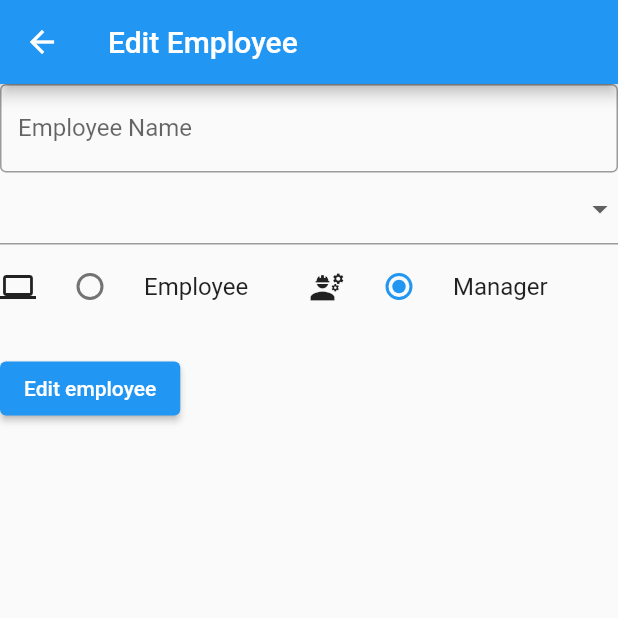
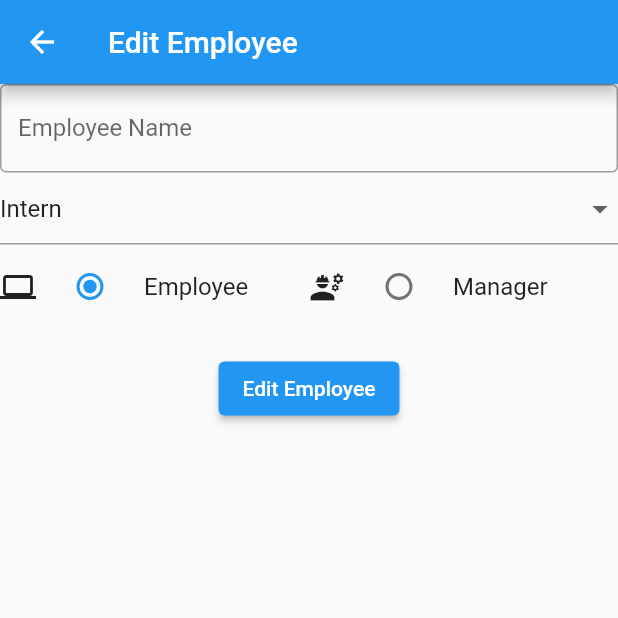
Before and after one commit to NathanaelAma/employee-edit-app, a Flutter app: the EditEmployee screen opened directly with empty values, after a tap on "Manager", on a phone screen of 412 x 824 dp, the top half of it. Run offline on Flutter 3.47's test engine with Material 2 defaults, Android fonts, the phone set to English and light mode, and no system bars; network calls fail.

Commit message:
Updated file structure, extracted employee form into own widget

```diff
--- a/client/lib/api/api_constants.dart
+++ b/client/lib/api/api_constants.dart
@@ -1,5 +1,5 @@
 class ApiConstants {
-  static String baseUrl = '192.168.0.104';
+  static String baseUrl = '192.168.3.9';
   static String port = '8080';
   static String apiEndpoint = '/api/employees';
 }
--- /dev/null
+++ b/client/lib/globals.dart
@@ -0,0 +1,11 @@
+library globals;
+
+class Globals{
+
+  static const List<String> employeePositionList = <String>[
+    'Intern',
+    'Junior',
+    'Senior',
+    'Analyst'
+  ];
+}
--- a/client/lib/main.dart
+++ b/client/lib/main.dart
@@ -1,7 +1,7 @@
 import 'package:flutter/material.dart';
 import 'package:flutter/services.dart';
 
-import 'ui/add_employee.dart';
+import 'ui/employee/add_employee.dart';
 import 'ui/home.dart';
 
 void main() async {
--- a/client/lib/ui/edit_employee.dart
+++ /dev/null
@@ -1,158 +0,0 @@
-import 'package:employee_edit_app/api/api_helper.dart';
-import 'package:employee_edit_app/model/employee.dart';
-import 'package:employee_edit_app/ui/home.dart';
-import 'package:flutter/material.dart';
-
-class EditEmployee extends StatefulWidget {
-  final Employee employeeToEdit;
-  const EditEmployee({Key? key, required this.employeeToEdit})
-      : super(key: key);
-  static const String route = '/edit';
-
-  @override
-  EditEmployeeState createState() => EditEmployeeState();
-}
-
-enum DefaultEmployeeOrManger { employee, manager }
-
-class EditEmployeeState extends State<EditEmployee> {
-  late Employee editingEmployee;
-  late int? employeeListLength;
-  late TextEditingController textController;
-  late DefaultEmployeeOrManger _employeeOrManger =
-      DefaultEmployeeOrManger.employee;
-
-  static const List<String> employeePositionList = <String>[
-    'Intern',
-    'Junior',
-    'Senior',
-    'Analyst'
-  ];
-
-  String dropDownValue = employeePositionList.first;
-
-  @override
-  void initState() {
-    super.initState();
-    textController = TextEditingController();
-    editingEmployee = Employee(
-        id: widget.employeeToEdit.id,
-        employeeName: widget.employeeToEdit.employeeName,
-        employeePosition: widget.employeeToEdit.employeePosition,
-        employeeOrManager: widget.employeeToEdit.employeeOrManager);
-
-    textController.text = editingEmployee.employeeName;
-    _employeeOrManger = editingEmployee.employeeOrManager == 0
-        ? DefaultEmployeeOrManger.employee
-        : DefaultEmployeeOrManger.manager;
-    dropDownValue = editingEmployee.employeePosition;
-  }
-
-  @override
-  void dispose() {
-    textController.dispose();
-    super.dispose();
-  }
-
-  @override
-  Widget build(BuildContext context) {
-    final GlobalKey<FormState> formKey = GlobalKey<FormState>();
-
-    return Scaffold(
-      appBar: AppBar(
-        title: const Text(
-          'Edit Employee',
-        ),
-      ),
-      body: Form(
-          key: formKey,
-          child: Column(
-            crossAxisAlignment: CrossAxisAlignment.start,
-            children: <Widget>[
-              TextFormField(
-                controller: textController,
-                decoration: const InputDecoration(
-                    border: OutlineInputBorder(), labelText: 'Employee Name'),
-                validator: (String? value) {
-                  if (value == null || value.isEmpty) {
-                    return 'Please enter an employee name';
-                  }
-                  return null;
-                },
-              ),
-              DropdownButtonFormField(
-                value: dropDownValue,
-                items: employeePositionList
-                    .map<DropdownMenuItem<String>>((String value) {
-                  return DropdownMenuItem<String>(
-                    value: value,
-                    child: Text(value),
-                  );
-                }).toList(),
-                onChanged: (String? value) {
-                  setState(() {
-                    dropDownValue = value!;
-                  });
-                },
-              ),
-              Row(
-                children: <Widget>[
-                  const Icon(Icons.computer),
-                  Flexible(
-                      child: RadioListTile<DefaultEmployeeOrManger>(
-                          title: const Text('Employee'),
-                          value: DefaultEmployeeOrManger.employee,
-                          groupValue: _employeeOrManger,
-                          onChanged: (DefaultEmployeeOrManger? value) {
-                            setState(() {
-                              _employeeOrManger = value!;
-                            });
-                          })),
-                  const Icon(Icons.engineering),
-                  Flexible(
-                      child: RadioListTile<DefaultEmployeeOrManger>(
-                          title: const Text('Manager'),
-                          value: DefaultEmployeeOrManger.manager,
-                          groupValue: _employeeOrManger,
-                          onChanged: (DefaultEmployeeOrManger? value) {
-                            setState(() {
-                              _employeeOrManger = value!;
-                            });
-                          }))
-                ],
-              ),
-              Padding(
-                padding: const EdgeInsets.symmetric(vertical: 16.0),
-                child: ElevatedButton(
-                  onPressed: (() {
-                    if (formKey.currentState!.validate()) {
-                      Employee newEmployee = Employee(
-                          id: widget.employeeToEdit.id,
-                          employeeName: textController.text,
-                          employeePosition: dropDownValue,
-                          employeeOrManager: _employeeOrManger ==
-                                  DefaultEmployeeOrManger.manager
-                              ? 1
-                              : 0);
-                      setState(() {
-                        _updateEmployee(newEmployee);
-                      });
-                      Navigator.pushAndRemoveUntil(
-                        context,
-                        MaterialPageRoute(builder: (context) => const Home()),
-                        (Route<dynamic> route) => false,
-                      );
-                    }
-                  }),
-                  child: const Text('Edit employee'),
-                ),
-              )
-            ],
-          )),
-    );
-  }
-
-  _updateEmployee(Employee employee) {
-    ApiHelper.updateEmployee(employee);
-  }
-}
--- /dev/null
+++ b/client/lib/ui/employee/edit_employee.dart
@@ -0,0 +1,44 @@
+import 'package:employee_edit_app/model/employee.dart';
+import 'package:employee_edit_app/ui/employee/employee_form.dart';
+import 'package:flutter/material.dart';
+
+class EditEmployee extends StatefulWidget {
+  final Employee employeeToEdit;
+  const EditEmployee({Key? key, required this.employeeToEdit})
+      : super(key: key);
+  static const String route = '/edit';
+
+  @override
+  EditEmployeeState createState() => EditEmployeeState();
+}
+
+enum DefaultEmployeeOrManger { employee, manager }
+
+class EditEmployeeState extends State<EditEmployee> {
+
+
+  @override
+  void initState() {
+    super.initState();
+  }
+
+  @override
+  void dispose() {
+    super.dispose();
+  }
+
+  @override
+  Widget build(BuildContext context) {
+
+    return Scaffold(
+        appBar: AppBar(
+          title: const Text(
+            'Edit Employee',
+          ),
+        ),
+        body: EmployeeForm(
+          employeeToEdit: widget.employeeToEdit,
+        ));
+  }
+
+}
--- /dev/null
+++ b/client/lib/ui/employee/employee_form.dart
@@ -0,0 +1,164 @@
+import 'package:employee_edit_app/globals.dart';
+import 'package:flutter/material.dart';
+import 'package:uuid/uuid.dart';
+
+import '../../api/api_helper.dart';
+import '../../model/employee.dart';
+import '../home.dart';
+
+enum DefaultEmployeeOrManger { employee, manager }
+
+class EmployeeForm extends StatefulWidget {
+  final Employee? employeeToEdit;
+  const EmployeeForm({Key? key, this.employeeToEdit}) : super(key: key);
+
+  @override
+  State<EmployeeForm> createState() => _EmployeeFormState();
+}
+
+class _EmployeeFormState extends State<EmployeeForm> {
+  bool editing = false;
+  late Uuid uuid = const Uuid();
+  late Employee editingEmployee;
+  late int? employeeListLength;
+  late TextEditingController textEditingController;
+  late DefaultEmployeeOrManger employeeOrManger =
+      DefaultEmployeeOrManger.employee;
+
+  static const List<String> employeePositionList = Globals.employeePositionList;
+  String dropDownValue = employeePositionList.first;
+  final GlobalKey<FormState> formKey = GlobalKey<FormState>();
+
+  @override
+  void initState() {
+    super.initState();
+    textEditingController = TextEditingController();
+    widget.employeeToEdit?.id.isNotEmpty == true
+        ? editing = true
+        : editing = false;
+
+    if (editing) {
+      editingEmployee = Employee(
+          id: widget.employeeToEdit!.id,
+          employeeName: widget.employeeToEdit!.employeeName,
+          employeePosition: widget.employeeToEdit!.employeePosition,
+          employeeOrManager: widget.employeeToEdit!.employeeOrManager);
+
+      textEditingController.text = editingEmployee.employeeName;
+      employeeOrManger = editingEmployee.employeeOrManager == 0
+          ? DefaultEmployeeOrManger.employee
+          : DefaultEmployeeOrManger.manager;
+      dropDownValue = editingEmployee.employeePosition;
+    } else {}
+  }
+
+  @override
+  Widget build(BuildContext context) {
+    return Form(
+      key: formKey,
+      child: Column(
+        crossAxisAlignment: CrossAxisAlignment.center,
+        children: <Widget>[
+          TextFormField(
+            controller: textEditingController,
+            decoration: const InputDecoration(
+                border: OutlineInputBorder(), labelText: 'Employee Name'),
+            validator: (String? value) {
+              if (value == null || value.isEmpty) {
+                return 'Please enter an employee name';
+              }
+              return null;
+            },
+          ),
+          DropdownButtonFormField(
+            value: dropDownValue,
+            items: employeePositionList
+                .map<DropdownMenuItem<String>>((String value) {
+              return DropdownMenuItem<String>(
+                value: value,
+                child: Text(value),
+              );
+            }).toList(),
+            onChanged: (String? value) {
+              dropDownValue = value!;
+            },
+          ),
+          Row(
+            crossAxisAlignment: CrossAxisAlignment.center,
+            children: <Widget>[
+              const Icon(Icons.computer),
+              Flexible(
+                  child: RadioListTile<DefaultEmployeeOrManger>(
+                      title: const Text('Employee'),
+                      value: DefaultEmployeeOrManger.employee,
+                      groupValue: employeeOrManger,
+                      onChanged: (DefaultEmployeeOrManger? value) {
+                        employeeOrManger = value!;
+                      })),
+              const Icon(Icons.engineering),
+              Flexible(
+                  child: RadioListTile<DefaultEmployeeOrManger>(
+                      title: const Text('Manager'),
+                      value: DefaultEmployeeOrManger.manager,
+                      groupValue: employeeOrManger,
+                      onChanged: (DefaultEmployeeOrManger? value) {
+                        employeeOrManger = value!;
+                      }))
+            ],
+          ),
+          Padding(
+            padding: const EdgeInsets.symmetric(vertical: 16.0),
+            child: ElevatedButton(
+              onPressed: (() {
+                if (formKey.currentState!.validate()) {
+                  if (editing) {
+                    Employee newEmployee = Employee(
+                        id: widget.employeeToEdit!.id,
+                        employeeName: textEditingController.text,
+                        employeePosition: dropDownValue,
+                        employeeOrManager:
+                            employeeOrManger == DefaultEmployeeOrManger.manager
+                                ? 1
+                                : 0);
+
+                    _updateEmployee(newEmployee);
+                  } else {
+                    Employee newEmployee = Employee(
+                        id: uuid.v4(),
+                        employeeName: textEditingController.text,
+                        employeePosition: dropDownValue,
+                        employeeOrManager:
+                            employeeOrManger == DefaultEmployeeOrManger.manager
+                                ? 1
+                                : 0);
+                    _addEmployee(newEmployee);
+                  }
+                  Navigator.pushAndRemoveUntil(
+                    context,
+                    MaterialPageRoute(builder: (context) => const Home()),
+                    (Route<dynamic> route) => false,
+                  );
+                }
+              }),
+              child: editing? const Text('Add Employee') : const Text('Edit Employee'),
+            ),
+          )
+        ],
+      ),
+    );
+  }
+
+  @override
+  void dispose() {
+    textEditingController.dispose();
+    super.dispose();
+  }
+}
+
+_updateEmployee(Employee employee) {
+  ApiHelper.updateEmployee(employee);
+}
+
+_addEmployee(Employee employee) {
+  ApiHelper.createEmployee(employee);
+}
--- a/client/lib/ui/home.dart
+++ b/client/lib/ui/home.dart
@@ -1,7 +1,7 @@
 import 'package:employee_edit_app/api/api_helper.dart';
 import 'package:employee_edit_app/model/employee.dart';
-import 'package:employee_edit_app/ui/add_employee.dart';
-import 'package:employee_edit_app/ui/edit_employee.dart';
+import 'package:employee_edit_app/ui/employee/add_employee.dart';
+import 'package:employee_edit_app/ui/employee/edit_employee.dart';
 import 'package:flutter/material.dart';
 import 'package:uuid/uuid.dart';
 
@@ -56,6 +56,7 @@
                                 Text(snapshot.data![index].employeePosition),
                             trailing: Row(
                               mainAxisSize: MainAxisSize.min,
+                              mainAxisAlignment: MainAxisAlignment.end,
                               children: <Widget>[
                                 IconButton(
                                   onPressed: () {
@@ -92,6 +93,7 @@
                 }
               })),
       floatingActionButton: FloatingActionButton(
+
         onPressed: () {
           Navigator.pushNamed(context, AddEmployee.route);
         },
```
Also changed, not shown: client/lib/api/api_helper.dart (+4 -4 lines), client/lib/ui/add_employee.dart (deleted, +0 -146 lines), client/lib/ui/employee/add_employee.dart (added, +34 -0 lines), client/.fleet/settings.json (deleted), 2 other files.
